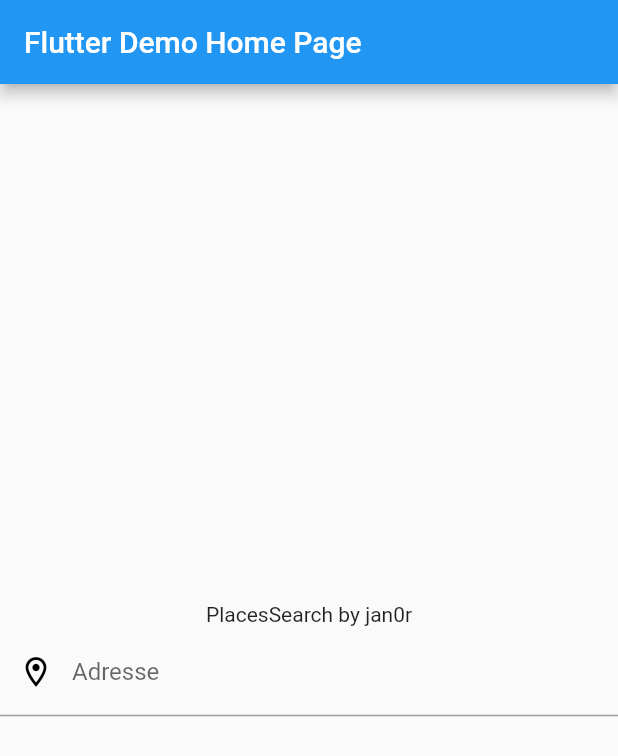
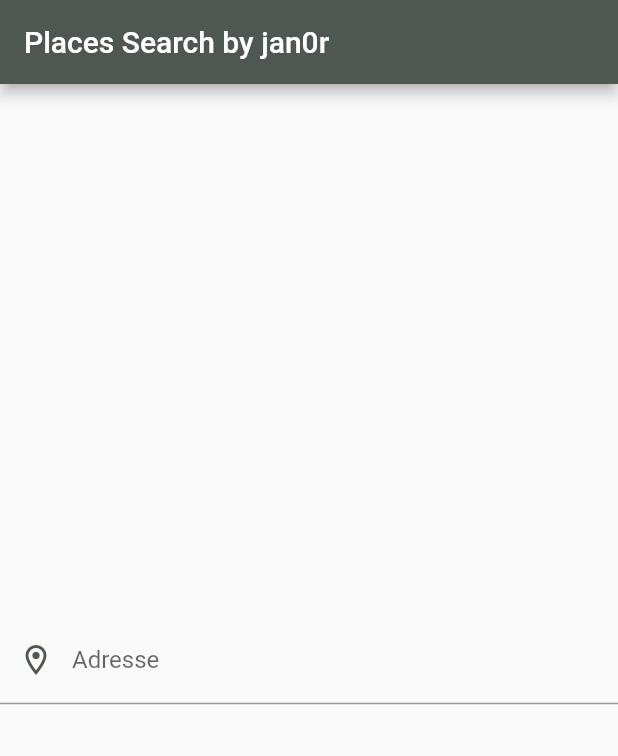
Before and after one commit to jan0r/PlacesSearch, a Flutter app: the screen it shows after launch, on a phone screen of 412 x 824 dp. Shown: the top 756 px of the screen. Run offline on Flutter 3.47's test engine with Material 2 defaults, Android fonts, the phone set to English and light mode, and no system bars; our stand-ins replace geolocator; missing offline and left inert: google_maps_webservice, google_place.

Commit message:
added places search functionality

```diff
--- a/lib/main.dart
+++ b/lib/main.dart
@@ -11,8 +11,21 @@ class MyApp extends StatelessWidget {
   @override
   Widget build(BuildContext context) {
     return MaterialApp(
+      //  decoration: const BoxDecoration(
+      //             gradient: LinearGradient(
+      //               begin: Alignment.topLeft,
+      //               end: Alignment(0.8, 0.0), // 10% of the width, so there are ten blinds.
+      //               colors: <Color>[
+      //                 Color(0xff63e6be),
+      //                 Color(0xffe599f7),
+      //               ], // red to yellow
+      //               tileMode: TileMode.clamp, // repeats the gradient over the canvas
+      //             ),
+      //           ),
       title: 'Flutter Demo',
       theme: ThemeData(
+        primaryColor: Color(0xff4e5850),
+
         // This is the theme of your application.
         //
         // Try running your application with "flutter run". You'll see the
@@ -22,9 +35,9 @@ class MyApp extends StatelessWidget {
         // or simply save your changes to "hot reload" in a Flutter IDE).
         // Notice that the counter didn't reset back to zero; the application
         // is not restarted.
-        primarySwatch: Colors.blue,
+
       ),
-      home: MyHomePage(title: 'Flutter Demo Home Page'),
+      home: MyHomePage(title: 'Places Search by jan0r'),
     );
   }
 }
@@ -116,15 +129,13 @@ class _MyHomePageState extends State<MyHomePage> {
           // horizontal).
           mainAxisAlignment: MainAxisAlignment.center,
           children: <Widget>[
-            Text(
-              'PlacesSearch by jan0r',
-            ),
             //Address input field
             Container(
               padding: EdgeInsets.symmetric(vertical: _verticalSpace),
               child: Column(
                 children: [
                   TextFormField(
+                    cursorColor: Color(0xff4e5850),
                     onChanged: (value) {
                       if (value.isNotEmpty) {
                         autoCompleteSearch(value);
@@ -144,7 +155,7 @@ class _MyHomePageState extends State<MyHomePage> {
                       labelText: "Adresse",
                       prefixIcon: Icon(
                         Icons.location_on_outlined,
-                        color: Colors.black,
+                        color: Color(0xff4e5850),
                       ),
                     ),
                   ),
```
